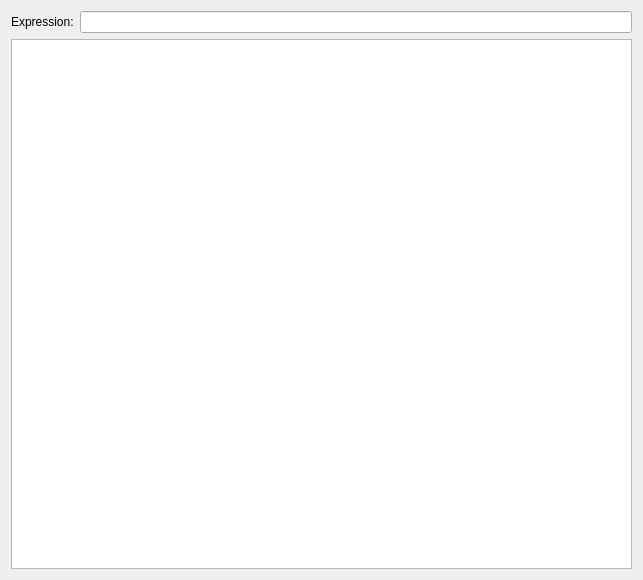
The window that designer/debug.ui (ankitects/anki) describes before a commit, drawn with Qt 5.
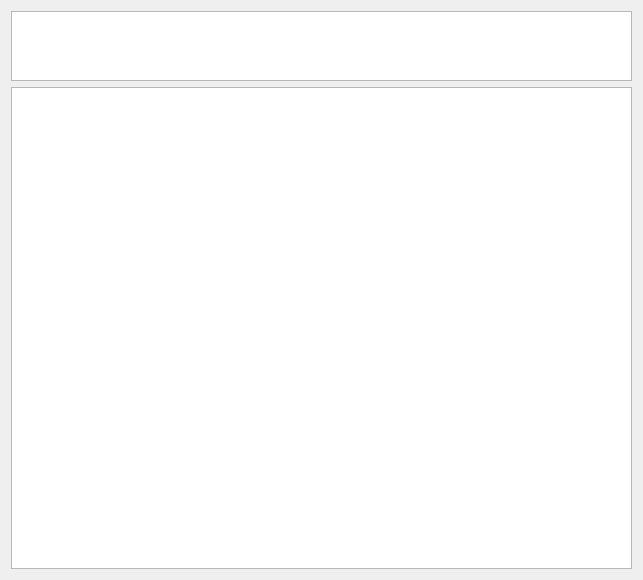
The same window after the commit.

Commit message: allow statements in debug console

Diff of the .ui file:
```diff
--- a/designer/debug.ui
+++ b/designer/debug.ui
@@ -15,21 +15,35 @@
   </property>
   <layout class="QVBoxLayout" name="verticalLayout">
    <item>
-    <layout class="QHBoxLayout" name="horizontalLayout">
-     <item>
-      <widget class="QLabel" name="label">
-       <property name="text">
-        <string>Expression:</string>
-       </property>
-      </widget>
-     </item>
-     <item>
-      <widget class="QLineEdit" name="line"/>
-     </item>
-    </layout>
+    <widget class="QPlainTextEdit" name="text">
+     <property name="sizePolicy">
+      <sizepolicy hsizetype="Expanding" vsizetype="Expanding">
+       <horstretch>0</horstretch>
+       <verstretch>1</verstretch>
+      </sizepolicy>
+     </property>
+     <property name="maximumSize">
+      <size>
+       <width>16777215</width>
+       <height>100</height>
+      </size>
+     </property>
+    </widget>
    </item>
    <item>
     <widget class="QPlainTextEdit" name="log">
+     <property name="sizePolicy">
+      <sizepolicy hsizetype="Expanding" vsizetype="MinimumExpanding">
+       <horstretch>0</horstretch>
+       <verstretch>8</verstretch>
+      </sizepolicy>
+     </property>
+     <property name="font">
+      <font>
+       <family>Courier</family>
+       <pointsize>14</pointsize>
+      </font>
+     </property>
      <property name="focusPolicy">
       <enum>Qt::ClickFocus</enum>
      </property>
```
The commit also changes 1 other file.
